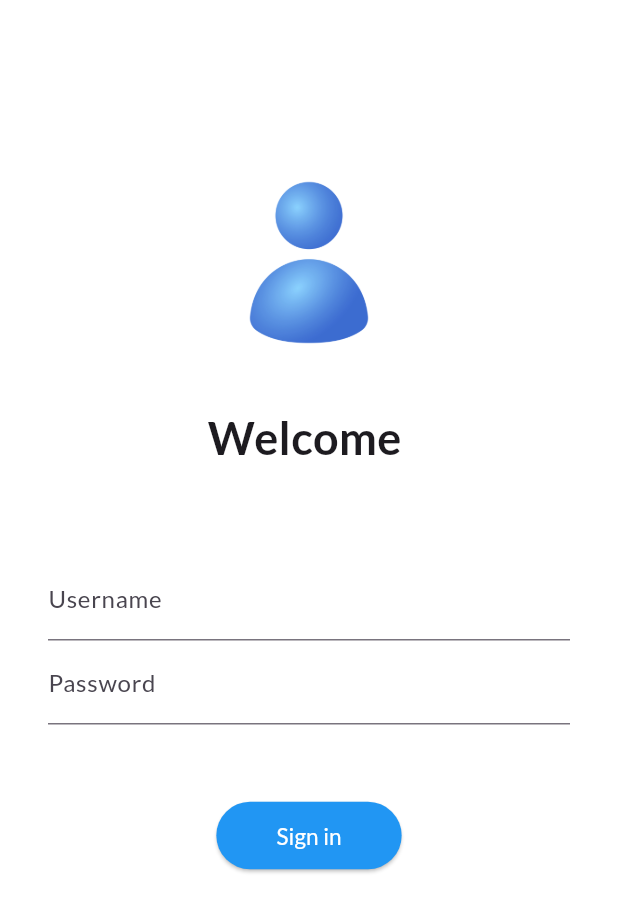
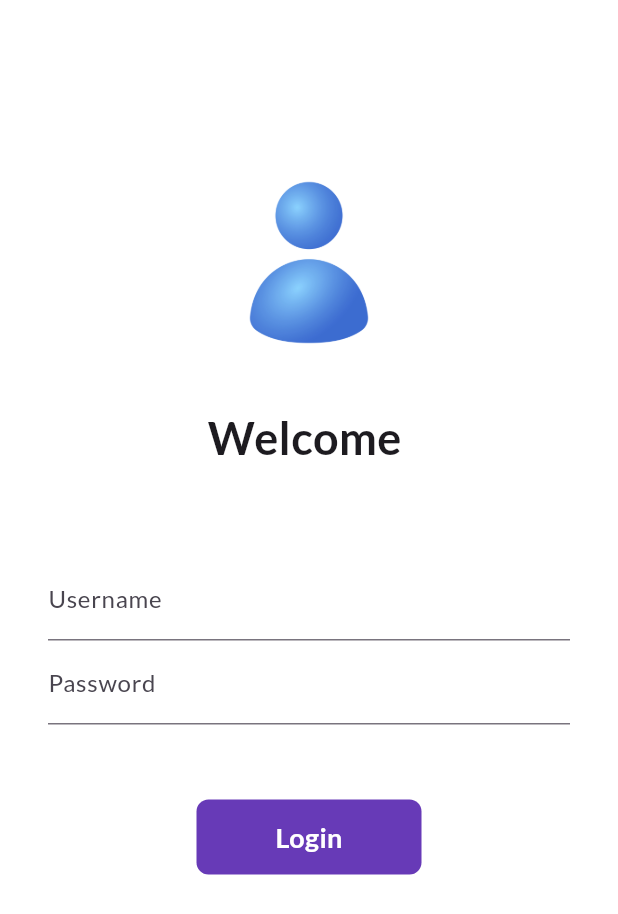
Before and after one commit to Muhammad-Daniyal-Waseem/catalogApp, a Flutter app: the screen it shows after launch, on a phone screen of 412 x 824 dp. Shown: the top 914 px of the screen. Run offline on Flutter 3.47's test engine with Material 3 defaults, Android fonts, the phone set to English and light mode, and no system bars; our stand-ins replace google_fonts.

Commit message:
animation added on login screen

```diff
--- a/catalogapp/lib/pages/login.dart
+++ b/catalogapp/lib/pages/login.dart
@@ -10,6 +10,7 @@
 
 class _LoginState extends State<Login> {
   String name = "";
+  bool changeBtn = false;
   @override
   Widget build(BuildContext context) {
     return Material(
@@ -26,15 +27,17 @@
                 fit: BoxFit.cover,
               ),
             ),
-            SizedBox(
+            const SizedBox(
               height: 20,
             ),
-            Text("Welcome $name",
-                style: TextStyle(
-                  fontSize: 30,
-                  fontWeight: FontWeight.bold,
-                )),
-            SizedBox(
+            Text(
+              "Welcome $name",
+              style: const TextStyle(
+                fontSize: 30,
+                fontWeight: FontWeight.bold,
+              ),
+            ),
+            const SizedBox(
               height: 50,
             ),
             Padding(
@@ -43,8 +46,10 @@
               child: Column(
                 children: [
                   TextFormField(
-                    decoration: InputDecoration(
-                        hintText: "Enter username", labelText: "Username"),
+                    decoration: const InputDecoration(
+                      hintText: "Enter username",
+                      labelText: "Username",
+                    ),
                     onChanged: (value) {
                       name = value;
                       setState(() {});
@@ -52,27 +57,42 @@
                   ),
                   TextFormField(
                     obscureText: true,
-                    decoration: InputDecoration(
-                        hintText: "Enter password", labelText: "Password"),
+                    decoration: const InputDecoration(
+                      hintText: "Enter password",
+                      labelText: "Password",
+                    ),
                   ),
-                  SizedBox(
+                  const SizedBox(
                     height: 50,
                   ),
-                  ElevatedButton(
-                    style: ElevatedButton.styleFrom(
-                      backgroundColor: Colors.blue,
-                      padding: const EdgeInsets.symmetric(
-                        horizontal: 40,
-                        vertical: 12,
-                      ),
-                    ),
-                    child: const Text(
-                      "Sign in",
-                      style: TextStyle(color: Colors.white, fontSize: 15),
-                    ),
-                    onPressed: () {
+                  InkWell(
+                    onTap: () async {
+                      setState(() {
+                        changeBtn = true;
+                      });
+                      await Future.delayed(Duration(seconds: 1));
                       Navigator.pushNamed(context, Routes.homeRoute);
                     },
+                    child: AnimatedContainer(
+                      duration: Duration(seconds: 1),
+                      width: changeBtn ? 50 : 150,
+                      height: 50,
+                      alignment: Alignment.center,
+                      decoration: BoxDecoration(
+                        color: Colors.deepPurple,
+                        borderRadius: BorderRadius.circular(changeBtn ? 50 : 8),
+                      ),
+                      child: changeBtn
+                          ? Icon(Icons.done, color: Colors.white)
+                          : Text(
+                              "Login",
+                              style: TextStyle(
+                                color: Colors.white,
+                                fontWeight: FontWeight.bold,
+                                fontSize: 18,
+                              ),
+                            ),
+                    ),
                   ),
                 ],
               ),
--- a/catalogapp/pubspec.yaml
+++ b/catalogapp/pubspec.yaml
@@ -59,7 +59,7 @@
 
   # To add assets to your application, add an assets section, like this:
   assets:
-    - assets/images
+    - assets/images/
     # - images/a_dot_ham.jpeg
 
   # An image asset can refer to one or more resolution-specific "variants", see
```
Also changed, not shown: 2 other files.
